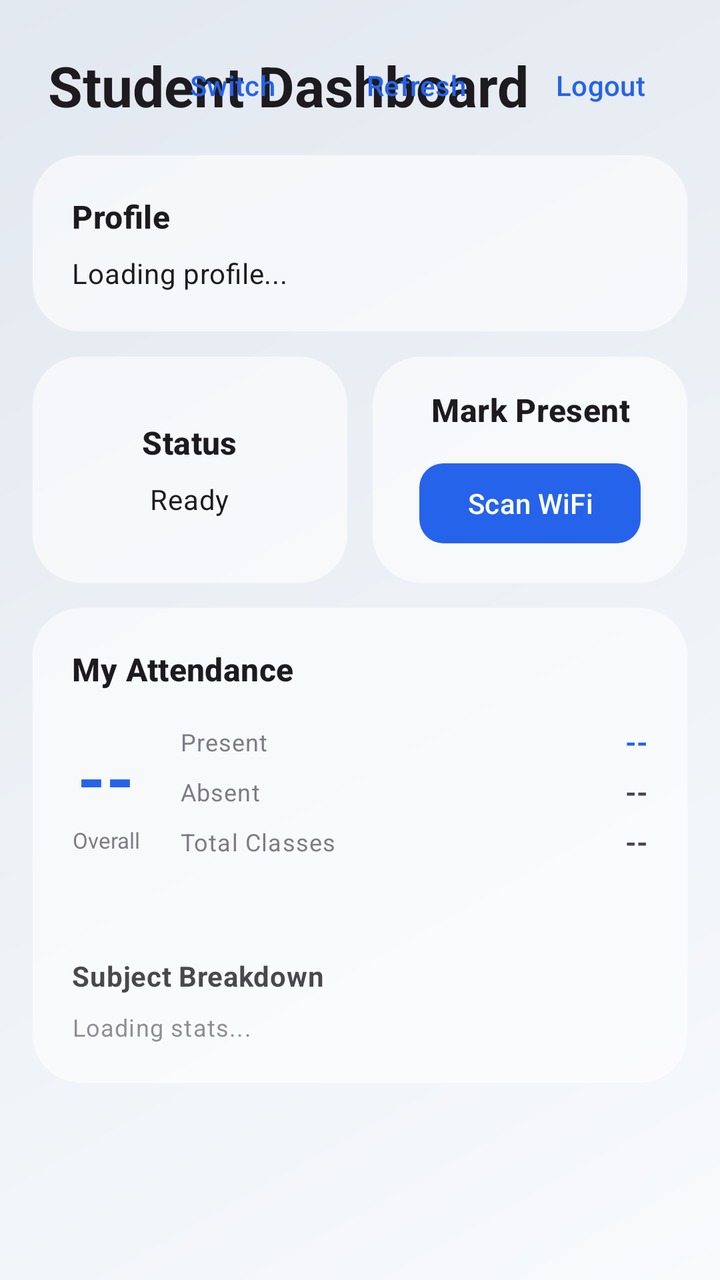
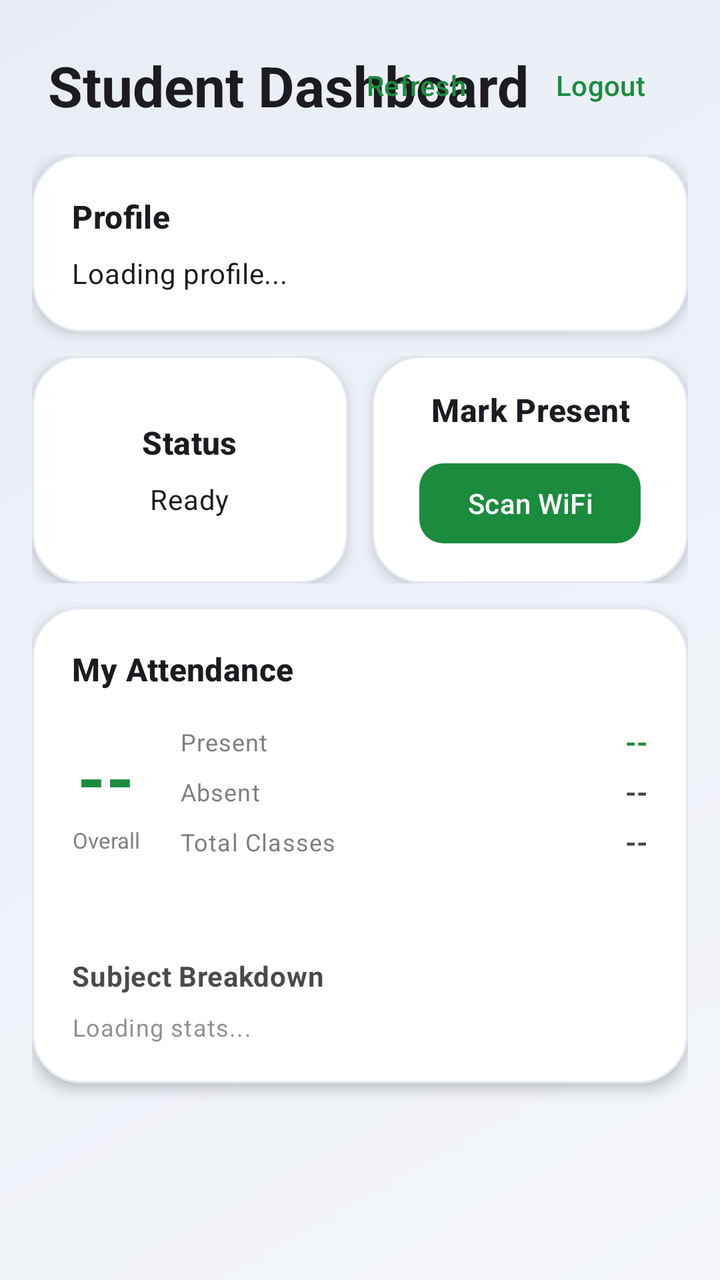

Compare the two renders of this Android layout. The source of the first and the diff that turns it into the second are given below.
<!-- AndroidManifest.xml: application theme Theme.SmartAttendance -->
<!-- res/layout/activity_student_dashboard.xml -->
﻿<?xml version="1.0" encoding="utf-8"?>
<androidx.constraintlayout.widget.ConstraintLayout xmlns:android="http://schemas.android.com/apk/res/android"
    xmlns:app="http://schemas.android.com/apk/res-auto"
    xmlns:tools="http://schemas.android.com/tools"
    android:layout_width="match_parent"
    android:layout_height="match_parent"
    android:background="@drawable/bg_gradient"
    tools:context=".StudentDashboardActivity">

    
    <TextView
        android:id="@+id/tvHeader"
        android:layout_width="wrap_content"
        android:layout_height="wrap_content"
        android:layout_margin="24dp"
        android:text="Student Dashboard"
        android:textAppearance="?attr/textAppearanceHeadlineMedium"
        android:textStyle="bold"
        app:layout_constraintStart_toStartOf="parent"
        app:layout_constraintTop_toTopOf="parent" />

    <Button
        android:id="@+id/btnSwitch"
        style="@style/Widget.Material3.Button.TextButton"
        android:layout_width="wrap_content"
        android:layout_height="wrap_content"
        android:layout_marginEnd="4dp"
        android:text="Switch"
        app:layout_constraintBottom_toBottomOf="@+id/tvHeader"
        app:layout_constraintEnd_toStartOf="@+id/btnRefresh"
        app:layout_constraintTop_toTopOf="@+id/tvHeader" />

    <Button
        android:id="@+id/btnRefresh"
        style="@style/Widget.Material3.Button.TextButton"
        android:layout_width="wrap_content"
        android:layout_height="wrap_content"
        android:layout_marginEnd="4dp"
        android:text="Refresh"
        app:layout_constraintBottom_toBottomOf="@+id/tvHeader"
        app:layout_constraintEnd_toStartOf="@+id/btnLogout"
        app:layout_constraintTop_toTopOf="@+id/tvHeader" />

    <Button
        android:id="@+id/btnLogout"
        style="@style/Widget.Material3.Button.TextButton"
        android:layout_width="wrap_content"
        android:layout_height="wrap_content"
        android:layout_marginEnd="16dp"
        android:text="Logout"
        app:layout_constraintBottom_toBottomOf="@+id/tvHeader"
        app:layout_constraintEnd_toEndOf="parent"
        app:layout_constraintTop_toTopOf="@+id/tvHeader" />

    
    <androidx.core.widget.NestedScrollView
        android:id="@+id/scrollView"
        android:layout_width="0dp"
        android:layout_height="0dp"
        android:clipToPadding="false"
        android:padding="16dp"
        app:layout_constraintBottom_toBottomOf="parent"
        app:layout_constraintEnd_toEndOf="parent"
        app:layout_constraintStart_toStartOf="parent"
        app:layout_constraintTop_toBottomOf="@id/tvHeader">

        <LinearLayout
            android:layout_width="match_parent"
            android:layout_height="wrap_content"
            android:orientation="vertical">

            
            <LinearLayout
                android:id="@+id/cardProfile"
                android:layout_width="match_parent"
                android:layout_height="wrap_content"
                android:layout_marginBottom="12dp"
                android:background="@drawable/glass_card"
                android:elevation="4dp"
                android:orientation="vertical"
                android:padding="20dp">

                <TextView
                    android:layout_width="wrap_content"
                    android:layout_height="wrap_content"
                    android:text="Profile"
                    android:textAppearance="?attr/textAppearanceTitleMedium"
                    android:textStyle="bold" />

                <TextView
                    android:id="@+id/tvStudentInfo"
                    android:layout_width="wrap_content"
                    android:layout_height="wrap_content"
                    android:layout_marginTop="8dp"
                    android:text="Loading profile..."
                    android:textAppearance="?attr/textAppearanceBodyMedium" />
            </LinearLayout>

            
            <LinearLayout
                android:layout_width="match_parent"
                android:layout_height="wrap_content"
                android:layout_marginBottom="12dp"
                android:orientation="horizontal"
                android:weightSum="2">

                
                <LinearLayout
                    android:id="@+id/cardStatus"
                    android:layout_width="0dp"
                    android:layout_height="match_parent"
                    android:layout_marginEnd="6dp"
                    android:layout_weight="1"
                    android:background="@drawable/glass_card"
                    android:elevation="4dp"
                    android:gravity="center"
                    android:orientation="vertical"
                    android:padding="16dp">

                    <TextView
                        android:layout_width="wrap_content"
                        android:layout_height="wrap_content"
                        android:text="Status"
                        android:textAppearance="?attr/textAppearanceTitleMedium"
                        android:textStyle="bold" />

                    <TextView
                        android:id="@+id/tvStatus"
                        android:layout_width="wrap_content"
                        android:layout_height="wrap_content"
                        android:layout_marginTop="8dp"
                        android:gravity="center"
                        android:text="Ready"
                        android:textAppearance="?attr/textAppearanceBodyMedium" />
                </LinearLayout>

                
                <LinearLayout
                    android:id="@+id/cardAction"
                    android:layout_width="0dp"
                    android:layout_height="match_parent"
                    android:layout_marginStart="6dp"
                    android:layout_weight="1"
                    android:background="@drawable/glass_card"
                    android:elevation="4dp"
                    android:gravity="center"
                    android:orientation="vertical"
                    android:padding="16dp">

                    <TextView
                        android:layout_width="wrap_content"
                        android:layout_height="wrap_content"
                        android:text="Mark Present"
                        android:textAlignment="center"
                        android:textAppearance="?attr/textAppearanceTitleMedium"
                        android:textStyle="bold" />

                    <com.google.android.material.button.MaterialButton
                        android:id="@+id/btnScan"
                        android:layout_width="wrap_content"
                        android:layout_height="wrap_content"
                        android:layout_marginTop="12dp"
                        android:text="Scan WiFi"
                        app:cornerRadius="12dp" />
                </LinearLayout>
            </LinearLayout>

            
            <LinearLayout
                android:id="@+id/cardStats"
                android:layout_width="match_parent"
                android:layout_height="wrap_content"
                android:layout_marginBottom="24dp"
                android:background="@drawable/glass_card"
                android:elevation="4dp"
                android:orientation="vertical"
                android:padding="20dp">

                <TextView
                    android:layout_width="wrap_content"
                    android:layout_height="wrap_content"
                    android:text="My Attendance"
                    android:textAppearance="?attr/textAppearanceTitleMedium"
                    android:textStyle="bold" />

                
                <LinearLayout
                    android:layout_width="match_parent"
                    android:layout_height="wrap_content"
                    android:layout_marginTop="16dp"
                    android:orientation="horizontal"
                    android:gravity="center_vertical">

                    
                    <LinearLayout
                        android:layout_width="wrap_content"
                        android:layout_height="wrap_content"
                        android:orientation="vertical"
                        android:gravity="center"
                        android:layout_marginEnd="20dp">

                        <TextView
                            android:id="@+id/tvOverallPercent"
                            android:layout_width="wrap_content"
                            android:layout_height="wrap_content"
                            android:text="--"
                            android:textSize="36sp"
                            android:textStyle="bold"
                            android:textColor="@color/md_theme_light_primary" />

                        <TextView
                            android:layout_width="wrap_content"
                            android:layout_height="wrap_content"
                            android:text="Overall"
                            android:textSize="11sp"
                            android:textAlignment="center"
                            android:alpha="0.7" />
                    </LinearLayout>

                    
                    <LinearLayout
                        android:layout_width="0dp"
                        android:layout_height="wrap_content"
                        android:layout_weight="1"
                        android:orientation="vertical">

                        <LinearLayout
                            android:layout_width="match_parent"
                            android:layout_height="wrap_content"
                            android:orientation="horizontal"
                            android:gravity="center_vertical"
                            android:layout_marginBottom="6dp">

                            <TextView
                                android:layout_width="0dp"
                                android:layout_height="wrap_content"
                                android:layout_weight="1"
                                android:text="Present"
                                android:textAppearance="?attr/textAppearanceBodySmall"
                                android:alpha="0.7"/>

                            <TextView
                                android:id="@+id/tvTotalPresent"
                                android:layout_width="wrap_content"
                                android:layout_height="wrap_content"
                                android:text="--"
                                android:textStyle="bold"
                                android:textColor="@color/md_theme_light_primary"/>
                        </LinearLayout>

                        <LinearLayout
                            android:layout_width="match_parent"
                            android:layout_height="wrap_content"
                            android:orientation="horizontal"
                            android:gravity="center_vertical"
                            android:layout_marginBottom="6dp">

                            <TextView
                                android:layout_width="0dp"
                                android:layout_height="wrap_content"
                                android:layout_weight="1"
                                android:text="Absent"
                                android:textAppearance="?attr/textAppearanceBodySmall"
                                android:alpha="0.7"/>

                            <TextView
                                android:id="@+id/tvTotalAbsent"
                                android:layout_width="wrap_content"
                                android:layout_height="wrap_content"
                                android:text="--"
                                android:textStyle="bold"/>
                        </LinearLayout>

                        <LinearLayout
                            android:layout_width="match_parent"
                            android:layout_height="wrap_content"
                            android:orientation="horizontal"
                            android:gravity="center_vertical">

                            <TextView
                                android:layout_width="0dp"
                                android:layout_height="wrap_content"
                                android:layout_weight="1"
                                android:text="Total Classes"
                                android:textAppearance="?attr/textAppearanceBodySmall"
                                android:alpha="0.7"/>

                            <TextView
                                android:id="@+id/tvTotalClasses"
                                android:layout_width="wrap_content"
                                android:layout_height="wrap_content"
                                android:text="--"
                                android:textStyle="bold"/>
                        </LinearLayout>
                    </LinearLayout>
                </LinearLayout>

                
                <ProgressBar
                    android:id="@+id/progressOverall"
                    style="?android:attr/progressBarStyleHorizontal"
                    android:layout_width="match_parent"
                    android:layout_height="12dp"
                    android:layout_marginTop="16dp"
                    android:max="100"
                    android:progress="0"
                    android:progressTint="@color/md_theme_light_primary"
                    android:progressBackgroundTint="#33FFFFFF" />

                
                <TextView
                    android:layout_width="wrap_content"
                    android:layout_height="wrap_content"
                    android:layout_marginTop="20dp"
                    android:layout_marginBottom="8dp"
                    android:text="Subject Breakdown"
                    android:textAppearance="?attr/textAppearanceBodyMedium"
                    android:textStyle="bold"
                    android:alpha="0.8" />

                <LinearLayout
                    android:id="@+id/subjectStatsContainer"
                    android:layout_width="match_parent"
                    android:layout_height="wrap_content"
                    android:orientation="vertical">

                    <TextView
                        android:id="@+id/tvStatsPlaceholder"
                        android:layout_width="wrap_content"
                        android:layout_height="wrap_content"
                        android:text="Loading stats..."
                        android:textAppearance="?attr/textAppearanceBodySmall"
                        android:alpha="0.6" />
                </LinearLayout>
            </LinearLayout>

        </LinearLayout>
    </androidx.core.widget.NestedScrollView>

    <ProgressBar
        android:id="@+id/progressBar"
        android:layout_width="wrap_content"
        android:layout_height="wrap_content"
        android:visibility="gone"
        app:layout_constraintBottom_toBottomOf="parent"
        app:layout_constraintEnd_toEndOf="parent"
        app:layout_constraintStart_toStartOf="parent"
        app:layout_constraintTop_toTopOf="parent" />

</androidx.constraintlayout.widget.ConstraintLayout>
<!-- resources referenced by this layout -->
<resources>
  <color name="md_theme_light_primary">#2563EB</color>
  <!-- drawable bg_gradient (drawable) -->
  <?xml version="1.0" encoding="utf-8"?>
  <shape xmlns:android="http://schemas.android.com/apk/res/android">
      <gradient
          android:startColor="@color/bg_gradient_start"
          android:endColor="@color/bg_gradient_end"
          android:angle="135" />
  </shape>
  <!-- drawable glass_card (drawable) -->
  <?xml version="1.0" encoding="utf-8"?>
  <shape xmlns:android="http://schemas.android.com/apk/res/android">
      <solid android:color="@color/glass_card_bg" />
      <stroke android:width="1dp" android:color="@color/glass_card_stroke" />
      <corners android:radius="24dp" />
  </shape>
  <style name="Theme.SmartAttendance" parent="Base.Theme.SmartAttendance" />
  <color name="bg_gradient_start">#F8FAFC</color>
  <color name="bg_gradient_end">#E2E8F0</color>
  <color name="glass_card_bg">#99FFFFFF</color>
  <color name="glass_card_stroke">#33FFFFFF</color>
  <style name="Base.Theme.SmartAttendance" parent="Theme.Material3.DayNight.NoActionBar">
          <item name="colorPrimary">@color/md_theme_light_primary</item>
          <item name="colorOnPrimary">@color/md_theme_light_onPrimary</item>
          <item name="colorPrimaryContainer">@color/md_theme_light_primaryContainer</item>
          <item name="colorOnPrimaryContainer">@color/md_theme_light_onPrimaryContainer</item>
      </style>
  <color name="md_theme_light_onPrimary">#FFFFFF</color>
  <color name="md_theme_light_primaryContainer">#DBEAFE</color>
  <color name="md_theme_light_onPrimaryContainer">#1E3A8A</color>
</resources>

<!-- the commit's change to res/layout/activity_student_dashboard.xml (unified diff, before → after) -->
@@ -19,16 +19,6 @@
         app:layout_constraintStart_toStartOf="parent"
         app:layout_constraintTop_toTopOf="parent" />
 
-    <Button
-        android:id="@+id/btnSwitch"
-        style="@style/Widget.Material3.Button.TextButton"
-        android:layout_width="wrap_content"
-        android:layout_height="wrap_content"
-        android:layout_marginEnd="4dp"
-        android:text="Switch"
-        app:layout_constraintBottom_toBottomOf="@+id/tvHeader"
-        app:layout_constraintEnd_toStartOf="@+id/btnRefresh"
-        app:layout_constraintTop_toTopOf="@+id/tvHeader" />
 
     <Button
         android:id="@+id/btnRefresh"
<!-- resource entries referenced after the edit -->
@@ -1,6 +1,6 @@
 <!-- resources referenced by this layout -->
 <resources>
-  <color name="md_theme_light_primary">#2563EB</color>
+  <color name="md_theme_light_primary">#1B8B3E</color>
   <!-- drawable bg_gradient (drawable) -->
   <?xml version="1.0" encoding="utf-8"?>
   <shape xmlns:android="http://schemas.android.com/apk/res/android">
@@ -17,18 +17,19 @@
       <corners android:radius="24dp" />
   </shape>
   <style name="Theme.SmartAttendance" parent="Base.Theme.SmartAttendance" />
-  <color name="bg_gradient_start">#F8FAFC</color>
-  <color name="bg_gradient_end">#E2E8F0</color>
-  <color name="glass_card_bg">#99FFFFFF</color>
-  <color name="glass_card_stroke">#33FFFFFF</color>
-  <style name="Base.Theme.SmartAttendance" parent="Theme.Material3.DayNight.NoActionBar">
+  <color name="bg_gradient_start">#F4F6FA</color>
+  <color name="bg_gradient_end">#E8EDF5</color>
+  <color name="glass_card_bg">#FFFFFFFF</color>
+  <color name="glass_card_stroke">#E2E8F0</color>
+  <style name="Base.Theme.SmartAttendance" parent="Theme.Material3.Light.NoActionBar">
           <item name="colorPrimary">@color/md_theme_light_primary</item>
           <item name="colorOnPrimary">@color/md_theme_light_onPrimary</item>
           <item name="colorPrimaryContainer">@color/md_theme_light_primaryContainer</item>
           <item name="colorOnPrimaryContainer">@color/md_theme_light_onPrimaryContainer</item>
+          <item name="android:windowBackground">@color/bg_gradient_start</item>
       </style>
   <color name="md_theme_light_onPrimary">#FFFFFF</color>
-  <color name="md_theme_light_primaryContainer">#DBEAFE</color>
-  <color name="md_theme_light_onPrimaryContainer">#1E3A8A</color>
+  <color name="md_theme_light_primaryContainer">#C8F0D4</color>
+  <color name="md_theme_light_onPrimaryContainer">#0A4A1F</color>
 </resources>
 
